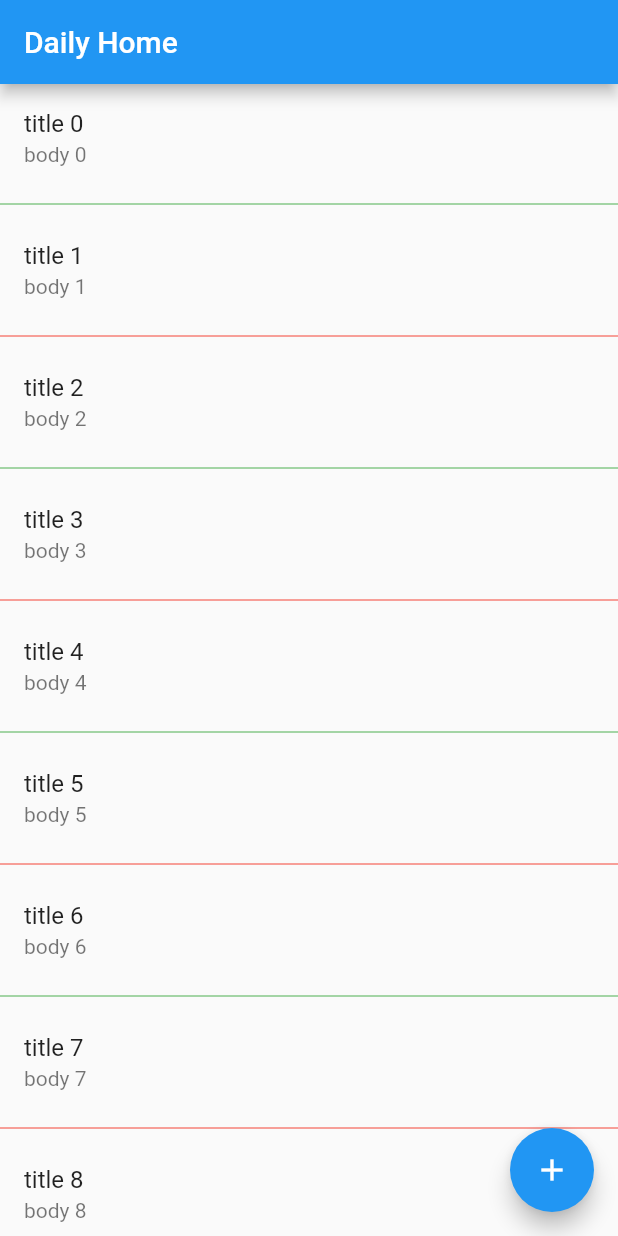
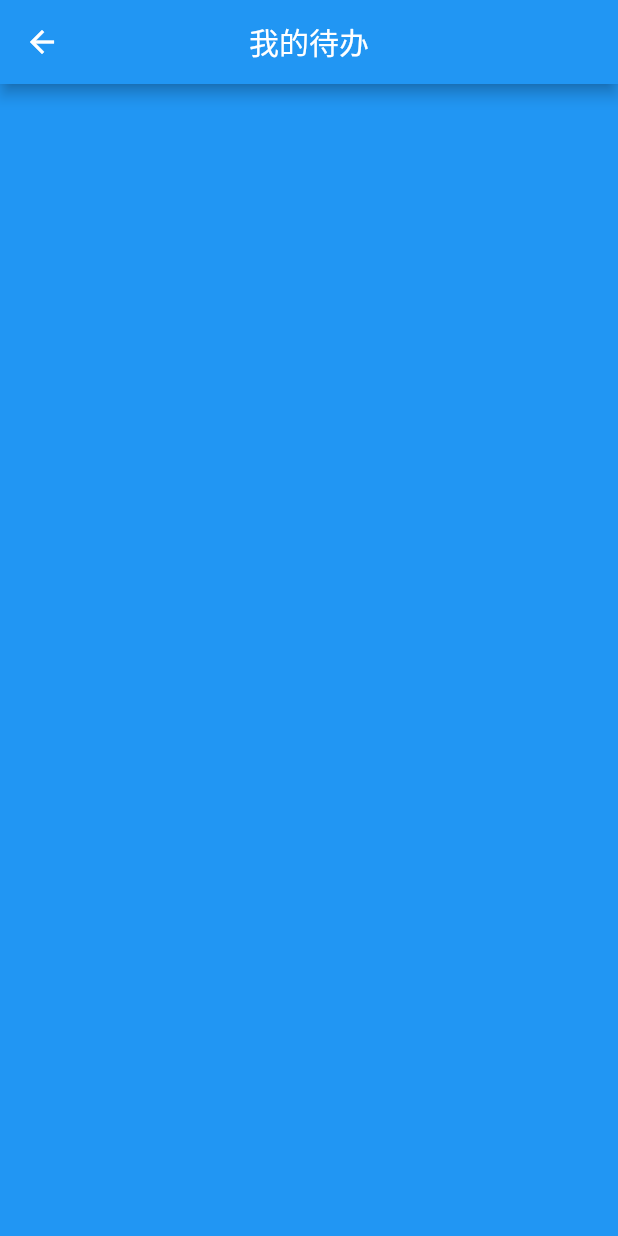
Before and after one commit to ZeroMoment/daily_end, a Flutter app: the screen it shows after launch, after a tap on the "add" icon, on a phone screen of 412 x 824 dp. Run offline on Flutter 3.47's test engine with Material 2 defaults, Android fonts, the phone set to English and light mode, and no system bars; our stand-ins replace sqflite; missing offline and left inert: flutter_custom_dialog; accounts and stored records are empty.

Commit message:
引入弹框

```diff
--- a/lib/main.dart
+++ b/lib/main.dart
@@ -1,6 +1,9 @@
+import 'package:daily_end/page/edit_todo_page.dart';
 import 'package:flutter/material.dart';
+import 'package:flutter/services.dart';
+import 'package:flutter_custom_dialog/flutter_custom_dialog.dart';
 import 'package:sqflite/sqflite.dart';
-import 'package:path/path.dart';
+
 
 void main() => runApp(MyApp());
 
@@ -17,7 +20,10 @@ class MyApp extends StatelessWidget {
       home: MyHomePage(title: 'Daily Home'),
     );
   }
+
 }
+
+
 
 class MyHomePage extends StatefulWidget {
   MyHomePage({Key key, this.title}) : super(key: key);
@@ -31,18 +37,63 @@ class MyHomePage extends StatefulWidget {
 class _MyHomePageState extends State<MyHomePage> {
   int _counter = 0;
 
-  Future _incrementCounter() async {
-    final Future<Database> database = openDatabase(
-        join(await getDatabasesPath(), 'daily_database.db'),
-        onCreate: (db, version)=>db.execute("CREATE TABLE dailysettle(id INTEGER PRIMARY KEY, content TEXT, contentSub TEXT, endState INTEGER)"),
-    onUpgrade: (db, oldVersion, newVersion) {
+  void _incrementCounter() {
 
-    },
-    version: 1,
+    Navigator.of(context).push(
+        MaterialPageRoute(
+          //没有传值
+            builder: (context)=>EditTodoPage()
+        )
     );
+
+
+//    final Future<Database> database = openDatabase(
+//        join(await getDatabasesPath(), 'daily_database.db'),
+//        onCreate: (db, version)=>db.execute("CREATE TABLE dailysettle(id INTEGER PRIMARY KEY, content TEXT, contentSub TEXT, endState INTEGER)"),
+//    onUpgrade: (db, oldVersion, newVersion) {
+//
+//    },
+//    version: 1,
+//    );
 //    setState(() {
 //      _counter++;
 //    });
+  }
+
+  YYDialog YYAlertDialogWithDivider(BuildContext context) {
+    return YYDialog().build(context)
+      ..width = 320
+      ..borderRadius = 15.0
+      ..text(
+        padding: EdgeInsets.all(25.0),
+        alignment: Alignment.center,
+        text: "确定要退出应用吗?",
+        color: Colors.black,
+        fontSize: 14.0,
+        fontWeight: FontWeight.w500,
+      )
+      ..divider()
+      ..doubleButton(
+        padding: EdgeInsets.only(top: 10.0),
+        gravity: Gravity.center,
+        withDivider: true,
+        text1: "取消",
+        color1: Colors.redAccent,
+        fontSize1: 14.0,
+        fontWeight1: FontWeight.bold,
+        onTap1: () {
+          print("取消");
+        },
+        text2: "确定",
+        color2: Colors.redAccent,
+        fontSize2: 14.0,
+        fontWeight2: FontWeight.bold,
+        onTap2: () {
+          print("确定");
+          SystemNavigator.pop();
+        },
+      )
+    ..show();
   }
 
   @override
@@ -51,7 +102,8 @@ class _MyHomePageState extends State<MyHomePage> {
       appBar: AppBar(
         title: Text(widget.title),
       ),
-      body: ListView.separated(
+      body: WillPopScope(
+          child: ListView.separated(
               itemCount: 10,
               separatorBuilder: (BuildContext context, int index) => index % 2 == 0
                   ? Divider(color: Colors.green)
@@ -59,7 +111,11 @@ class _MyHomePageState extends State<MyHomePage> {
                 color: Colors.red,
               ),
               itemBuilder: (BuildContext context, int index) => ListTile(
-              title: Text("title $index"), subtitle: Text("body $index"))),
+                  title: Text("title $index"), subtitle: Text("body $index"))), onWillPop: (){
+            print('也有返回？');
+            YYAlertDialogWithDivider(context);
+      }
+      ),
       floatingActionButton: FloatingActionButton(
         onPressed: _incrementCounter,
         tooltip: 'Increment',
--- /dev/null
+++ b/lib/page/edit_todo_page.dart
@@ -0,0 +1,25 @@
+import 'package:flutter/material.dart';
+
+class EditTodoPage extends StatefulWidget {
+  @override
+  State<StatefulWidget> createState() {
+    return _EditTodoPageState();
+  }
+
+}
+
+class _EditTodoPageState extends State<EditTodoPage> {
+  @override
+  Widget build(BuildContext context) {
+    return Scaffold(
+      appBar: AppBar(
+        centerTitle: true,
+        title: Text('我的待办'),
+      ),
+      body: Container(
+        color: Colors.blue,
+      ),
+    );
+  }
+
+}
--- a/pubspec.yaml
+++ b/pubspec.yaml
@@ -24,6 +24,7 @@ dependencies:
   # Use with the CupertinoIcons class for iOS style icons.
   cupertino_icons: ^0.1.2
   sqflite: ^1.1.3
+  flutter_custom_dialog: ^1.0.14
 
 dev_dependencies:
   flutter_test:
```
Also changed, not shown: pubspec.lock. Lines whose indentation alone changed are shown as unchanged.
